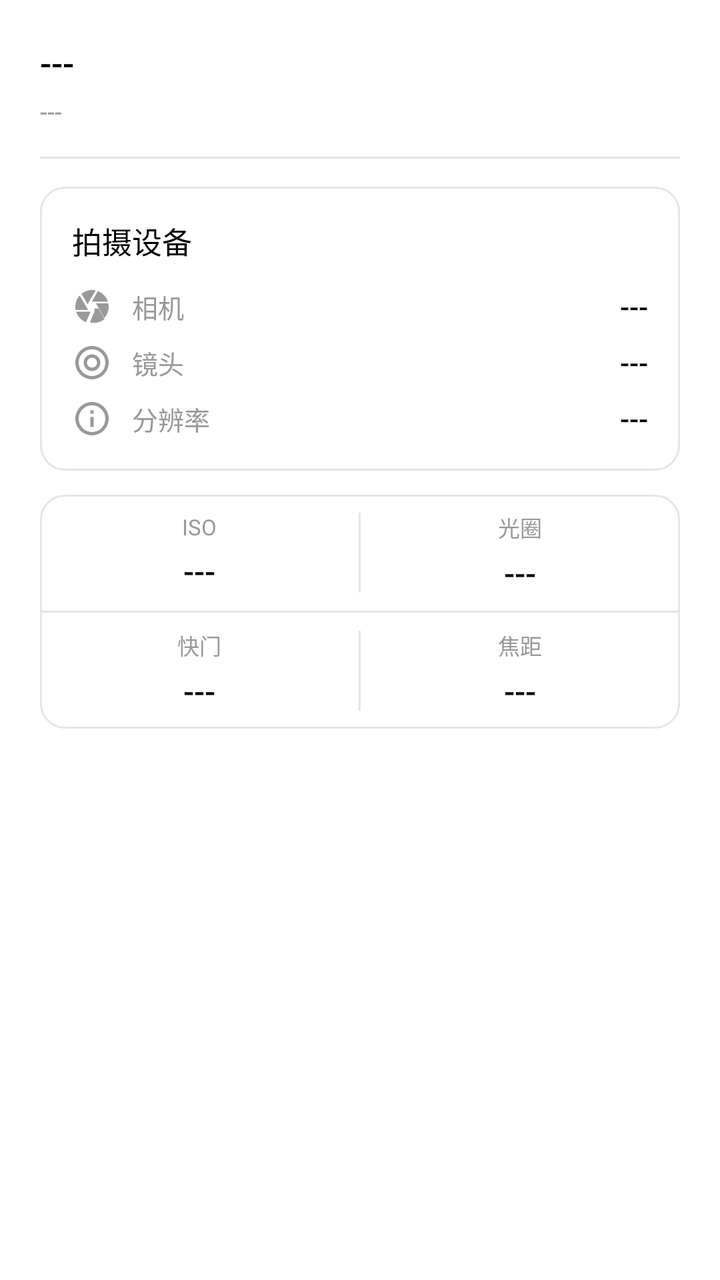
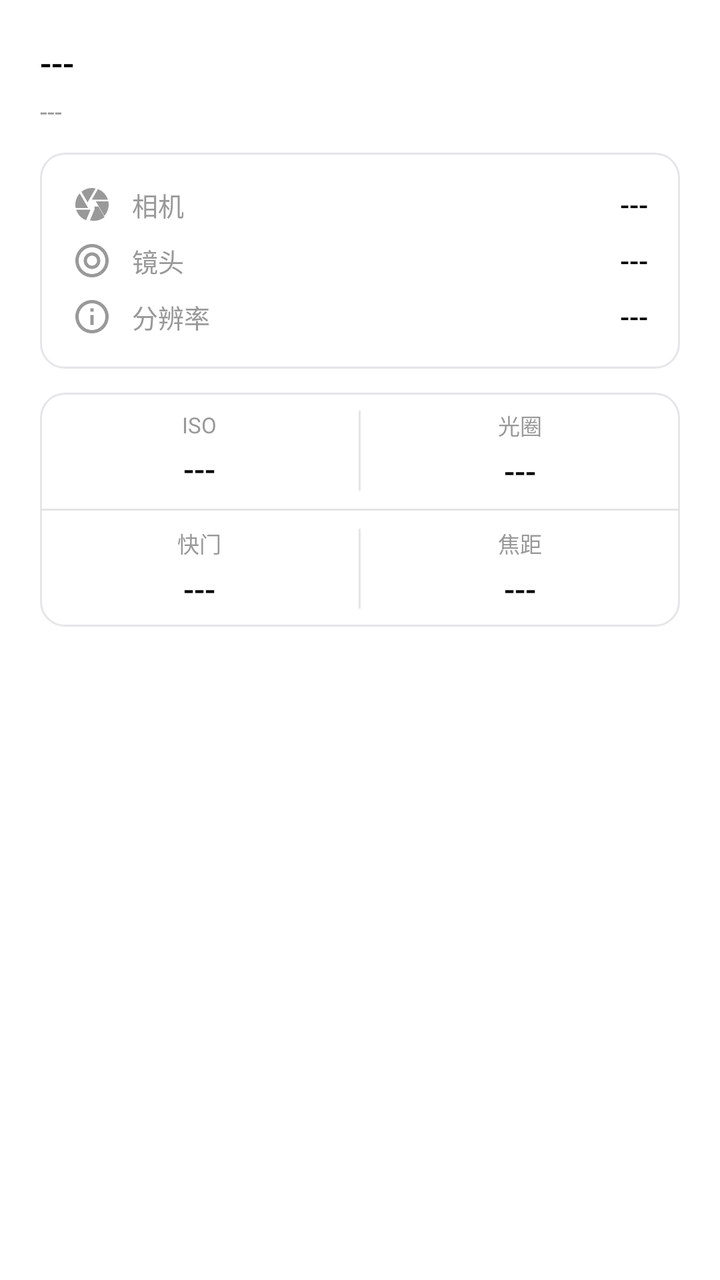

Screens rendered from an Android XML layout before and after an edit, with the pre-edit source and the edit as a unified diff.
<!-- AndroidManifest.xml: application theme Theme.StarGallery -->
<!-- res/layout/layout_photo_info_bottom_sheet.xml -->
<?xml version="1.0" encoding="utf-8"?>
<androidx.core.widget.NestedScrollView xmlns:android="http://schemas.android.com/apk/res/android"
    xmlns:app="http://schemas.android.com/apk/res-auto"
    android:layout_width="match_parent"
    android:layout_height="wrap_content"
    android:background="@drawable/bg_bottom_sheet"
    android:padding="20dp">

    <LinearLayout
        android:layout_width="match_parent"
        android:layout_height="wrap_content"
        android:orientation="vertical">

        
        <LinearLayout
            android:layout_width="match_parent"
            android:layout_height="wrap_content"
            android:orientation="horizontal"
            android:gravity="center_vertical">

            <TextView
                android:id="@+id/tvTitle"
                android:layout_width="0dp"
                android:layout_height="wrap_content"
                android:layout_weight="1"
                android:textColor="@color/text_primary"
                android:textSize="17sp"
                android:fontFamily="sans-serif-medium"
                android:maxLines="1"
                android:ellipsize="end"
                android:text="---" />

            <TextView
                android:id="@+id/badgeFormat"
                android:layout_width="wrap_content"
                android:layout_height="wrap_content"
                android:paddingStart="8dp"
                android:paddingEnd="8dp"
                android:paddingTop="3dp"
                android:paddingBottom="3dp"
                android:textColor="#FFFFFF"
                android:textSize="11sp"
                android:fontFamily="sans-serif-medium"
                android:visibility="gone"
                android:text="---" />
        </LinearLayout>

        
        <TextView
            android:id="@+id/tvDate"
            android:layout_width="wrap_content"
            android:layout_height="wrap_content"
            android:layout_marginTop="4dp"
            android:textColor="@color/text_tertiary"
            android:textSize="13sp"
            android:text="---" />

        <View
            android:layout_width="match_parent"
            android:layout_height="1dp"
            android:background="@color/divider"
            android:layout_marginTop="14dp"
            android:layout_marginBottom="14dp" />

        
        <LinearLayout
            android:id="@+id/cardCamera"
            android:layout_width="match_parent"
            android:layout_height="wrap_content"
            android:orientation="vertical"
            android:background="@drawable/bg_card_light"
            android:padding="16dp"
            android:layout_marginBottom="12dp">

            <TextView
                android:layout_width="wrap_content"
                android:layout_height="wrap_content"
                android:textColor="@color/text_primary"
                android:textSize="15sp"
                android:fontFamily="sans-serif-medium"
                android:layout_marginBottom="12dp"
                android:text="@string/photo_info_device" />

            
            <LinearLayout
                android:layout_width="match_parent"
                android:layout_height="wrap_content"
                android:orientation="horizontal"
                android:gravity="center_vertical"
                android:layout_marginBottom="8dp">

                <ImageView
                    android:layout_width="20dp"
                    android:layout_height="20dp"
                    android:src="@drawable/ic_camera"
                    app:tint="@color/text_tertiary" />

                <TextView
                    android:layout_width="wrap_content"
                    android:layout_height="wrap_content"
                    android:text="@string/photo_info_camera"
                    android:textColor="@color/text_tertiary"
                    android:textSize="13sp"
                    android:layout_marginStart="10dp"
                    android:layout_marginEnd="8dp" />

                <TextView
                    android:id="@+id/tvCameraValue"
                    android:layout_width="0dp"
                    android:layout_height="wrap_content"
                    android:layout_weight="1"
                    android:textColor="@color/text_primary"
                    android:textSize="14sp"
                    android:fontFamily="sans-serif-medium"
                    android:gravity="end"
                    android:text="---" />
            </LinearLayout>

            
            <LinearLayout
                android:id="@+id/rowLens"
                android:layout_width="match_parent"
                android:layout_height="wrap_content"
                android:orientation="horizontal"
                android:gravity="center_vertical"
                android:layout_marginBottom="8dp">

                <ImageView
                    android:layout_width="20dp"
                    android:layout_height="20dp"
                    android:src="@drawable/ic_lens"
                    app:tint="@color/text_tertiary" />

                <TextView
                    android:layout_width="wrap_content"
                    android:layout_height="wrap_content"
                    android:text="@string/photo_info_lens"
                    android:textColor="@color/text_tertiary"
                    android:textSize="13sp"
                    android:layout_marginStart="10dp"
                    android:layout_marginEnd="8dp" />

                <TextView
                    android:id="@+id/tvLensValue"
                    android:layout_width="0dp"
                    android:layout_height="wrap_content"
                    android:layout_weight="1"
                    android:textColor="@color/text_primary"
                    android:textSize="14sp"
                    android:fontFamily="sans-serif-medium"
                    android:gravity="end"
                    android:maxLines="1"
                    android:ellipsize="end"
                    android:text="---" />
            </LinearLayout>

            
            <LinearLayout
                android:layout_width="match_parent"
                android:layout_height="wrap_content"
                android:orientation="horizontal"
                android:gravity="center_vertical">

                <ImageView
                    android:layout_width="20dp"
                    android:layout_height="20dp"
                    android:src="@drawable/ic_info"
                    app:tint="@color/text_tertiary" />

                <TextView
                    android:layout_width="wrap_content"
                    android:layout_height="wrap_content"
                    android:text="@string/photo_info_resolution"
                    android:textColor="@color/text_tertiary"
                    android:textSize="13sp"
                    android:layout_marginStart="10dp"
                    android:layout_marginEnd="8dp" />

                <TextView
                    android:id="@+id/tvResolutionValue"
                    android:layout_width="0dp"
                    android:layout_height="wrap_content"
                    android:layout_weight="1"
                    android:textColor="@color/text_primary"
                    android:textSize="14sp"
                    android:fontFamily="sans-serif-medium"
                    android:gravity="end"
                    android:text="---" />
            </LinearLayout>

        </LinearLayout>

        
        <LinearLayout
            android:id="@+id/cardExposure"
            android:layout_width="match_parent"
            android:layout_height="wrap_content"
            android:orientation="vertical"
            android:background="@drawable/bg_card_light"
            android:layout_marginBottom="12dp">

            
            <LinearLayout
                android:layout_width="match_parent"
                android:layout_height="wrap_content"
                android:orientation="horizontal"
                android:gravity="center">

                <LinearLayout
                    android:layout_width="0dp"
                    android:layout_height="wrap_content"
                    android:layout_weight="1"
                    android:orientation="vertical"
                    android:gravity="center"
                    android:paddingTop="8dp"
                    android:paddingBottom="8dp">
                    <TextView
                        android:layout_width="wrap_content"
                        android:layout_height="wrap_content"
                        android:text="@string/photo_info_iso"
                        android:textColor="@color/text_tertiary"
                        android:textSize="11sp" />
                    <TextView
                        android:id="@+id/tvIsoValue"
                        android:layout_width="wrap_content"
                        android:layout_height="wrap_content"
                        android:textColor="@color/text_primary"
                        android:textSize="16sp"
                        android:fontFamily="sans-serif-medium"
                        android:layout_marginTop="4dp"
                        android:text="---" />
                </LinearLayout>

                <View
                    android:layout_width="1dp"
                    android:layout_height="40dp"
                    android:background="@color/divider" />

                <LinearLayout
                    android:layout_width="0dp"
                    android:layout_height="wrap_content"
                    android:layout_weight="1"
                    android:orientation="vertical"
                    android:gravity="center"
                    android:paddingTop="8dp"
                    android:paddingBottom="8dp">
                    <TextView
                        android:layout_width="wrap_content"
                        android:layout_height="wrap_content"
                        android:text="@string/photo_info_aperture"
                        android:textColor="@color/text_tertiary"
                        android:textSize="11sp" />
                    <TextView
                        android:id="@+id/tvApertureValue"
                        android:layout_width="wrap_content"
                        android:layout_height="wrap_content"
                        android:textColor="@color/text_primary"
                        android:textSize="16sp"
                        android:fontFamily="sans-serif-medium"
                        android:layout_marginTop="4dp"
                        android:text="---" />
                </LinearLayout>

            </LinearLayout>

            <View
                android:layout_width="match_parent"
                android:layout_height="1dp"
                android:background="@color/divider" />

            
            <LinearLayout
                android:layout_width="match_parent"
                android:layout_height="wrap_content"
                android:orientation="horizontal"
                android:gravity="center">

                <LinearLayout
                    android:layout_width="0dp"
                    android:layout_height="wrap_content"
                    android:layout_weight="1"
                    android:orientation="vertical"
                    android:gravity="center"
                    android:paddingTop="8dp"
                    android:paddingBottom="8dp">
                    <TextView
                        android:layout_width="wrap_content"
                        android:layout_height="wrap_content"
                        android:text="@string/photo_info_shutter"
                        android:textColor="@color/text_tertiary"
                        android:textSize="11sp" />
                    <TextView
                        android:id="@+id/tvShutterValue"
                        android:layout_width="wrap_content"
                        android:layout_height="wrap_content"
                        android:textColor="@color/text_primary"
                        android:textSize="16sp"
                        android:fontFamily="sans-serif-medium"
                        android:layout_marginTop="4dp"
                        android:text="---" />
                </LinearLayout>

                <View
                    android:layout_width="1dp"
                    android:layout_height="40dp"
                    android:background="@color/divider" />

                <LinearLayout
                    android:layout_width="0dp"
                    android:layout_height="wrap_content"
                    android:layout_weight="1"
                    android:orientation="vertical"
                    android:gravity="center"
                    android:paddingTop="8dp"
                    android:paddingBottom="8dp">
                    <TextView
                        android:layout_width="wrap_content"
                        android:layout_height="wrap_content"
                        android:text="@string/photo_info_focal"
                        android:textColor="@color/text_tertiary"
                        android:textSize="11sp" />
                    <TextView
                        android:id="@+id/tvFocalValue"
                        android:layout_width="wrap_content"
                        android:layout_height="wrap_content"
                        android:textColor="@color/text_primary"
                        android:textSize="16sp"
                        android:fontFamily="sans-serif-medium"
                        android:layout_marginTop="4dp"
                        android:text="---" />
                </LinearLayout>

            </LinearLayout>

        </LinearLayout>

        
        <LinearLayout
            android:id="@+id/cardLocation"
            android:layout_width="match_parent"
            android:layout_height="wrap_content"
            android:orientation="vertical"
            android:background="@drawable/bg_card_light"
            android:padding="16dp"
            android:layout_marginBottom="12dp"
            android:clickable="true"
            android:focusable="true"
            android:visibility="gone">

            <LinearLayout
                android:layout_width="match_parent"
                android:layout_height="wrap_content"
                android:orientation="horizontal"
                android:gravity="center_vertical"
                android:layout_marginBottom="8dp">

                <ImageView
                    android:layout_width="20dp"
                    android:layout_height="20dp"
                    android:src="@drawable/ic_location"
                    app:tint="@color/accent" />

                <TextView
                    android:layout_width="wrap_content"
                    android:layout_height="wrap_content"
                    android:text="@string/photo_info_location"
                    android:textColor="@color/text_primary"
                    android:textSize="15sp"
                    android:fontFamily="sans-serif-medium"
                    android:layout_marginStart="8dp" />
            </LinearLayout>

            <TextView
                android:id="@+id/tvLocationCoords"
                android:layout_width="wrap_content"
                android:layout_height="wrap_content"
                android:textColor="@color/accent"
                android:textSize="14sp"
                android:fontFamily="sans-serif-medium"
                android:clickable="true"
                android:focusable="true"
                android:text="---" />

        </LinearLayout>

        
        <LinearLayout
            android:id="@+id/containerLuts"
            android:layout_width="match_parent"
            android:layout_height="wrap_content"
            android:orientation="horizontal"
            android:visibility="gone">

            <TextView
                android:id="@+id/chipLut1"
                android:layout_width="wrap_content"
                android:layout_height="wrap_content"
                android:background="@drawable/bg_tag_purple"
                android:paddingStart="10dp"
                android:paddingEnd="10dp"
                android:paddingTop="4dp"
                android:paddingBottom="4dp"
                android:textColor="#FFFFFF"
                android:textSize="12sp"
                android:fontFamily="sans-serif-medium"
                android:layout_marginEnd="8dp"
                android:visibility="gone"
                android:text="---" />

            <TextView
                android:id="@+id/chipLut2"
                android:layout_width="wrap_content"
                android:layout_height="wrap_content"
                android:background="@drawable/bg_tag_orange"
                android:paddingStart="10dp"
                android:paddingEnd="10dp"
                android:paddingTop="4dp"
                android:paddingBottom="4dp"
                android:textColor="#FFFFFF"
                android:textSize="12sp"
                android:fontFamily="sans-serif-medium"
                android:visibility="gone"
                android:text="---" />
        </LinearLayout>

    </LinearLayout>
</androidx.core.widget.NestedScrollView>
<!-- resources referenced by this layout -->
<resources>
  <color name="accent">#FF007AFF</color>
  <color name="divider">#FFE5E5E5</color>
  <color name="text_primary">#FF000000</color>
  <color name="text_tertiary">#FF999999</color>
  <!-- drawable bg_bottom_sheet (drawable) -->
  <?xml version="1.0" encoding="utf-8"?>
  <shape xmlns:android="http://schemas.android.com/apk/res/android">
      <solid android:color="@color/background_white" />
      <corners
          android:topLeftRadius="24dp"
          android:topRightRadius="24dp" />
  </shape>
  <!-- drawable bg_card_light (drawable) -->
  <?xml version="1.0" encoding="utf-8"?>
  <shape xmlns:android="http://schemas.android.com/apk/res/android"
      android:shape="rectangle">
      <solid android:color="#FFFFFF" />
      <corners android:radius="12dp" />
      <stroke android:width="1dp" android:color="#E5E5EA" />
  </shape>
  <!-- drawable bg_tag_orange (drawable) -->
  <?xml version="1.0" encoding="utf-8"?>
  <shape xmlns:android="http://schemas.android.com/apk/res/android"
      android:shape="rectangle">
      <solid android:color="#FF9500" />
      <corners android:radius="8dp" />
  </shape>
  <!-- drawable bg_tag_purple (drawable) -->
  <?xml version="1.0" encoding="utf-8"?>
  <shape xmlns:android="http://schemas.android.com/apk/res/android"
      android:shape="rectangle">
      <solid android:color="#AF52DE" />
      <corners android:radius="8dp" />
  </shape>
  <!-- drawable ic_info (drawable) -->
  <vector xmlns:android="http://schemas.android.com/apk/res/android"
      android:width="24dp"
      android:height="24dp"
      android:viewportWidth="24"
      android:viewportHeight="24"
      android:tint="?attr/colorControlNormal">
    <path
        android:fillColor="@android:color/white"
        android:pathData="M11,9h2V7h-2V9zM11,17h2v-6h-2V17zM12,2C6.48,2 2,6.48 2,12s4.48,10 10,10 10,-4.48 10,-10S17.52,2 12,2zM12,20c-4.41,0 -8,-3.59 -8,-8s3.59,-8 8,-8 8,3.59 8,8 -3.59,8 -8,8z"/>
  </vector>
  <!-- drawable ic_lens (drawable) -->
  <?xml version="1.0" encoding="utf-8"?>
  <vector xmlns:android="http://schemas.android.com/apk/res/android"
      android:width="24dp"
      android:height="24dp"
      android:viewportWidth="24"
      android:viewportHeight="24">
      <path
          android:fillColor="#000000"
          android:pathData="M12,2C6.48,2 2,6.48 2,12s4.48,10 10,10 10,-4.48 10,-10S17.52,2 12,2zM12,20c-4.41,0 -8,-3.59 -8,-8s3.59,-8 8,-8 8,3.59 8,8 -3.59,8 -8,8z"/>
      <path
          android:fillColor="#000000"
          android:pathData="M12,17c2.76,0 5,-2.24 5,-5s-2.24,-5 -5,-5 -5,2.24 -5,5 2.24,5 5,5zM12,9c1.65,0 3,1.35 3,3s-1.35,3 -3,3 -3,-1.35 -3,-3 1.35,-3 3,-3z"/>
  </vector>
  <!-- drawable ic_location (drawable) -->
  <?xml version="1.0" encoding="utf-8"?>
  <vector xmlns:android="http://schemas.android.com/apk/res/android"
      android:width="24dp"
      android:height="24dp"
      android:viewportWidth="24"
      android:viewportHeight="24">
      <path
          android:fillColor="#000000"
          android:pathData="M12,2C8.13,2 5,5.13 5,9c0,5.25 7,13 7,13s7,-7.75 7,-13c0,-3.87 -3.13,-7 -7,-7zM12,11.5c-1.38,0 -2.5,-1.12 -2.5,-2.5s1.12,-2.5 2.5,-2.5 2.5,1.12 2.5,2.5 -1.12,2.5 -2.5,2.5z"/>
  </vector>
  <string name="photo_info_aperture">光圈</string>
  <string name="photo_info_camera">相机</string>
  <string name="photo_info_device">拍摄设备</string>
  <string name="photo_info_focal">焦距</string>
  <string name="photo_info_iso">ISO</string>
  <string name="photo_info_lens">镜头</string>
  <string name="photo_info_location">位置信息</string>
  <string name="photo_info_resolution">分辨率</string>
  <string name="photo_info_shutter">快门</string>
  <color name="background_white">#FFFFFFFF</color>
  <color name="primary">#FF000000</color>
  <color name="primary_dark">#FF000000</color>
  <color name="white">#FFFFFFFF</color>
  <!-- unchanged entries left out for length: 2 -->
</resources>

<!-- the commit's change to res/layout/layout_photo_info_bottom_sheet.xml (unified diff, before → after) -->
@@ -51,16 +51,10 @@
             android:layout_width="wrap_content"
             android:layout_height="wrap_content"
             android:layout_marginTop="4dp"
+            android:layout_marginBottom="12dp"
             android:textColor="@color/text_tertiary"
             android:textSize="13sp"
             android:text="---" />
-
-        <View
-            android:layout_width="match_parent"
-            android:layout_height="1dp"
-            android:background="@color/divider"
-            android:layout_marginTop="14dp"
-            android:layout_marginBottom="14dp" />
 
         
         <LinearLayout
@@ -71,15 +65,6 @@
             android:background="@drawable/bg_card_light"
             android:padding="16dp"
             android:layout_marginBottom="12dp">
-
-            <TextView
-                android:layout_width="wrap_content"
-                android:layout_height="wrap_content"
-                android:textColor="@color/text_primary"
-                android:textSize="15sp"
-                android:fontFamily="sans-serif-medium"
-                android:layout_marginBottom="12dp"
-                android:text="@string/photo_info_device" />
 
             
             <LinearLayout
@@ -339,7 +324,8 @@
             android:id="@+id/cardLocation"
             android:layout_width="match_parent"
             android:layout_height="wrap_content"
-            android:orientation="vertical"
+            android:orientation="horizontal"
+            android:gravity="center_vertical"
             android:background="@drawable/bg_card_light"
             android:padding="16dp"
             android:layout_marginBottom="12dp"
@@ -347,33 +333,17 @@
             android:focusable="true"
             android:visibility="gone">
 
-            <LinearLayout
-                android:layout_width="match_parent"
-                android:layout_height="wrap_content"
-                android:orientation="horizontal"
-                android:gravity="center_vertical"
-                android:layout_marginBottom="8dp">
-
-                <ImageView
-                    android:layout_width="20dp"
-                    android:layout_height="20dp"
-                    android:src="@drawable/ic_location"
-                    app:tint="@color/accent" />
-
-                <TextView
-                    android:layout_width="wrap_content"
-                    android:layout_height="wrap_content"
-                    android:text="@string/photo_info_location"
-                    android:textColor="@color/text_primary"
-                    android:textSize="15sp"
-                    android:fontFamily="sans-serif-medium"
-                    android:layout_marginStart="8dp" />
-            </LinearLayout>
+            <ImageView
+                android:layout_width="20dp"
+                android:layout_height="20dp"
+                android:src="@drawable/ic_location"
+                app:tint="@color/accent" />
 
             <TextView
                 android:id="@+id/tvLocationCoords"
                 android:layout_width="wrap_content"
                 android:layout_height="wrap_content"
+                android:layout_marginStart="10dp"
                 android:textColor="@color/accent"
                 android:textSize="14sp"
                 android:fontFamily="sans-serif-medium"
<!-- resource entries referenced after the edit -->
@@ -72,11 +72,9 @@
   </vector>
   <string name="photo_info_aperture">光圈</string>
   <string name="photo_info_camera">相机</string>
-  <string name="photo_info_device">拍摄设备</string>
   <string name="photo_info_focal">焦距</string>
   <string name="photo_info_iso">ISO</string>
   <string name="photo_info_lens">镜头</string>
-  <string name="photo_info_location">位置信息</string>
   <string name="photo_info_resolution">分辨率</string>
   <string name="photo_info_shutter">快门</string>
   <color name="background_white">#FFFFFFFF</color>
